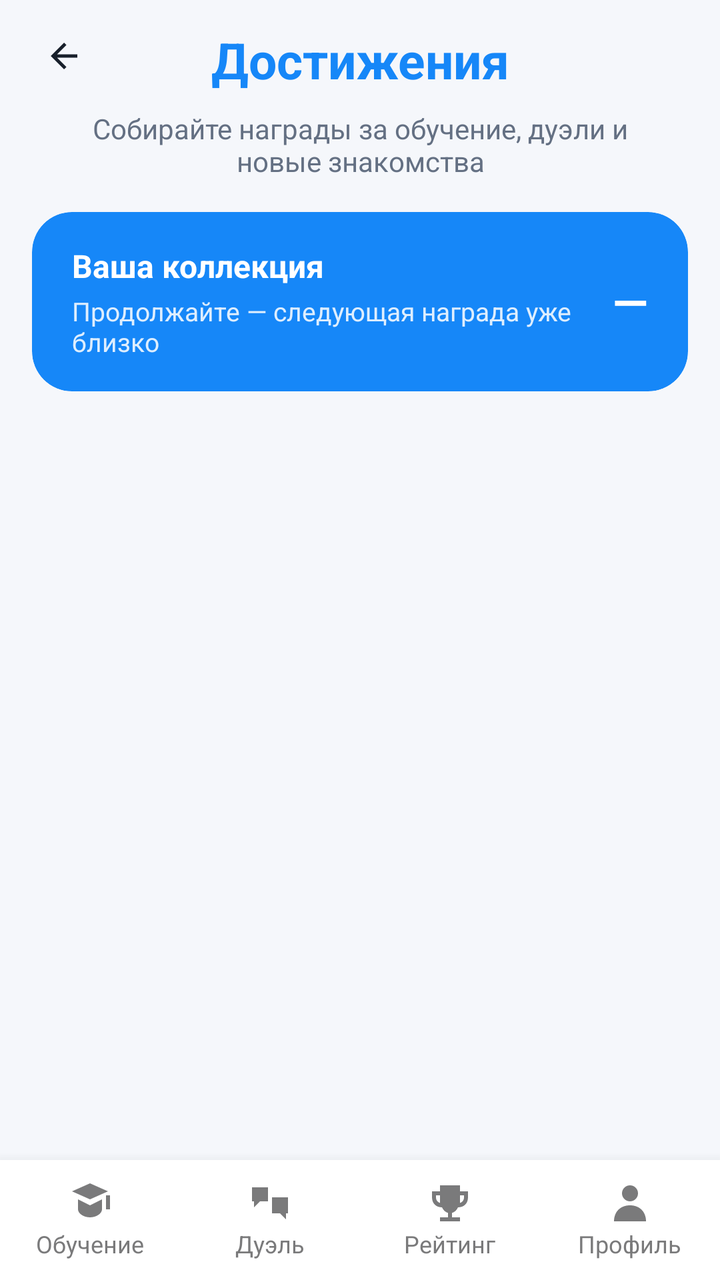
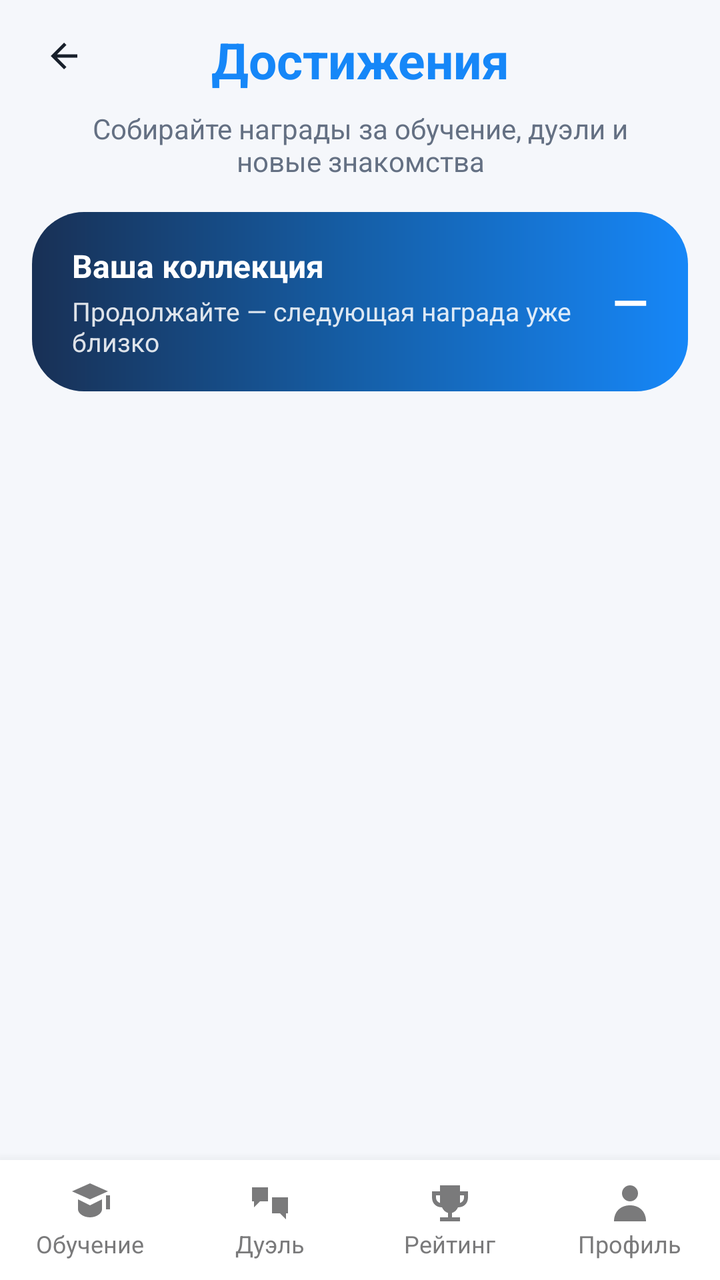

Two renders of the same Android screen: before a commit and after it. Below are the layout's source before the change and the commit's diff.
<!-- AndroidManifest.xml: application theme Theme.Duelingo -->
<!-- res/layout/activity_achievements.xml -->
<?xml version="1.0" encoding="utf-8"?>
<androidx.constraintlayout.widget.ConstraintLayout
    xmlns:android="http://schemas.android.com/apk/res/android"
    xmlns:app="http://schemas.android.com/apk/res-auto"
    android:id="@+id/achievementLayout"
    android:layout_width="match_parent"
    android:layout_height="match_parent"
    android:background="?attr/backgroundColor">

    <com.google.android.material.button.MaterialButton
        android:id="@+id/backButton"
        style="@style/Widget.Material3.Button.IconButton"
        android:layout_width="48dp"
        android:layout_height="48dp"
        android:layout_marginStart="8dp"
        android:layout_marginTop="4dp"
        android:contentDescription="@string/back"
        app:icon="@drawable/ic_arrow_back"
        app:iconTint="?attr/textColor"
        app:layout_constraintStart_toStartOf="parent"
        app:layout_constraintTop_toTopOf="parent" />

    <TextView
        android:id="@+id/achievementTitle"
        android:layout_width="0dp"
        android:layout_height="wrap_content"
        android:layout_marginStart="64dp"
        android:layout_marginTop="13dp"
        android:layout_marginEnd="64dp"
        android:gravity="center"
        android:text="@string/achievements"
        android:textColor="@color/blue_primary"
        app:layout_constraintEnd_toEndOf="parent"
        app:layout_constraintStart_toStartOf="parent"
        app:layout_constraintTop_toTopOf="parent"
        android:textSize="25sp"
        android:textStyle="bold" />

    <TextView
        android:id="@+id/achievementSubtitle"
        android:layout_width="0dp"
        android:layout_height="wrap_content"
        android:layout_marginStart="24dp"
        android:layout_marginTop="8dp"
        android:layout_marginEnd="24dp"
        android:gravity="center"
        android:text="@string/achievements_subtitle"
        android:textColor="?attr/secondaryTextColor"
        android:textSize="14sp"
        app:layout_constraintEnd_toEndOf="parent"
        app:layout_constraintStart_toStartOf="parent"
        app:layout_constraintTop_toBottomOf="@id/achievementTitle" />

    <com.google.android.material.card.MaterialCardView
        android:id="@+id/achievementSummaryCard"
        android:layout_width="0dp"
        android:layout_height="wrap_content"
        android:layout_marginStart="16dp"
        android:layout_marginTop="16dp"
        android:layout_marginEnd="16dp"
        app:cardBackgroundColor="@color/blue_primary"
        app:cardCornerRadius="20dp"
        app:cardElevation="0dp"
        app:layout_constraintEnd_toEndOf="parent"
        app:layout_constraintStart_toStartOf="parent"
        app:layout_constraintTop_toBottomOf="@id/achievementSubtitle">

        <LinearLayout
            android:layout_width="match_parent"
            android:layout_height="wrap_content"
            android:gravity="center_vertical"
            android:orientation="horizontal"
            android:paddingHorizontal="20dp"
            android:paddingVertical="16dp">

            <LinearLayout
                android:layout_width="0dp"
                android:layout_height="wrap_content"
                android:layout_weight="1"
                android:orientation="vertical">

                <TextView
                    android:layout_width="wrap_content"
                    android:layout_height="wrap_content"
                    android:text="@string/achievements_summary_title"
                    android:textColor="@color/white"
                    android:textSize="16sp"
                    android:textStyle="bold" />

                <TextView
                    android:layout_width="wrap_content"
                    android:layout_height="wrap_content"
                    android:layout_marginTop="3dp"
                    android:alpha="0.86"
                    android:text="@string/achievements_summary_caption"
                    android:textColor="@color/white"
                    android:textSize="13sp" />
            </LinearLayout>

            <TextView
                android:id="@+id/achievementSummaryValue"
                android:layout_width="wrap_content"
                android:layout_height="wrap_content"
                android:layout_marginStart="16dp"
                android:text="@string/achievements_summary_empty"
                android:textColor="@color/white"
                android:textSize="23sp"
                android:textStyle="bold" />
        </LinearLayout>
    </com.google.android.material.card.MaterialCardView>

    <androidx.recyclerview.widget.RecyclerView
        android:id="@+id/achievementRecycler"
        android:layout_width="0dp"
        android:layout_height="0dp"
        android:clipToPadding="false"
        android:paddingStart="16dp"
        android:paddingTop="14dp"
        android:paddingEnd="16dp"
        android:paddingBottom="8dp"
        app:layout_constraintTop_toBottomOf="@id/achievementSummaryCard"
        app:layout_constraintBottom_toTopOf="@+id/linearLayout2"
        app:layout_constraintStart_toStartOf="parent"
        app:layout_constraintEnd_toEndOf="parent" />

    <LinearLayout
        android:id="@+id/linearLayout2"
        android:layout_width="match_parent"
        android:layout_height="60dp"
        android:background="?attr/cardBackgroundColor"
        android:elevation="10dp"
        android:orientation="horizontal"
        app:layout_constraintBottom_toBottomOf="parent">

        <LinearLayout
            android:id="@+id/tests"
            android:layout_width="0dp"
            android:layout_height="match_parent"
            android:layout_weight="1"
            android:background="?attr/selectableItemBackgroundBorderless"
            android:gravity="center"
            android:orientation="vertical">

            <FrameLayout
                android:layout_width="wrap_content"
                android:layout_height="wrap_content">

                <ImageView
                    android:id="@+id/testIcon"
                    android:layout_width="24dp"
                    android:layout_height="24dp"
                    android:contentDescription="@string/nav_learning"
                    android:src="@drawable/graduation24" />

                <com.airbnb.lottie.LottieAnimationView
                    android:id="@+id/testAnimation"
                    android:layout_width="24dp"
                    android:layout_height="24dp"
                    android:visibility="gone" />
            </FrameLayout>

            <TextView
                android:id="@+id/testTest"
                android:layout_width="wrap_content"
                android:layout_height="wrap_content"
                android:text="@string/nav_learning"
                android:textColor="#7A7A7B"
                android:textSize="12sp" />
        </LinearLayout>

        
        <LinearLayout
            android:id="@+id/duel"
            android:layout_width="0dp"
            android:layout_height="match_parent"
            android:layout_weight="1"
            android:background="?attr/selectableItemBackgroundBorderless"
            android:gravity="center"
            android:orientation="vertical">

            <FrameLayout
                android:layout_width="wrap_content"
                android:layout_height="wrap_content">

                <ImageView
                    android:id="@+id/mainIcon"
                    android:layout_width="24dp"
                    android:layout_height="24dp"
                    android:contentDescription="@string/nav_duel"
                    android:src="@drawable/swords24" />

                <com.airbnb.lottie.LottieAnimationView
                    android:id="@+id/duelAnimation"
                    android:layout_width="24dp"
                    android:layout_height="24dp"
                    android:visibility="gone" />
            </FrameLayout>

            <TextView
                android:id="@+id/mainTest"
                android:layout_width="wrap_content"
                android:layout_height="wrap_content"
                android:text="@string/nav_duel"
                android:textColor="#7A7A7B"
                android:textSize="12sp" />
        </LinearLayout>

        
        <LinearLayout
            android:id="@+id/leaderboard"
            android:layout_width="0dp"
            android:layout_height="match_parent"
            android:layout_weight="1"
            android:background="?attr/selectableItemBackgroundBorderless"
            android:gravity="center"
            android:orientation="vertical">

            <FrameLayout
                android:layout_width="wrap_content"
                android:layout_height="wrap_content">

                <ImageView
                    android:id="@+id/cupIcon"
                    android:layout_width="24dp"
                    android:layout_height="24dp"
                    android:contentDescription="@string/nav_rank"
                    android:src="@drawable/trophy24" />

                <com.airbnb.lottie.LottieAnimationView
                    android:id="@+id/cupAnimation"
                    android:layout_width="24dp"
                    android:layout_height="24dp"
                    android:visibility="gone" />
            </FrameLayout>

            <TextView
                android:id="@+id/cupTest"
                android:layout_width="wrap_content"
                android:layout_height="wrap_content"
                android:text="@string/nav_rank"
                android:textColor="#7A7A7B"
                android:textSize="12sp" />
        </LinearLayout>

        
        <LinearLayout
            android:id="@+id/profile"
            android:layout_width="0dp"
            android:layout_height="match_parent"
            android:layout_weight="1"
            android:background="?attr/selectableItemBackgroundBorderless"
            android:gravity="center"
            android:orientation="vertical">

            <FrameLayout
                android:layout_width="wrap_content"
                android:layout_height="wrap_content">

                <ImageView
                    android:id="@+id/profileIcon"
                    android:layout_width="24dp"
                    android:layout_height="24dp"
                    android:contentDescription="@string/nav_profile"
                    android:src="@drawable/profile24" />

                <com.airbnb.lottie.LottieAnimationView
                    android:id="@+id/profAnimation"
                    android:layout_width="24dp"
                    android:layout_height="24dp"
                    android:visibility="gone" />
            </FrameLayout>

            <TextView
                android:id="@+id/profileTest"
                android:layout_width="wrap_content"
                android:layout_height="wrap_content"
                android:text="@string/nav_profile"
                android:textColor="#7A7A7B"
                android:textSize="12sp" />
        </LinearLayout>
    </LinearLayout>

</androidx.constraintlayout.widget.ConstraintLayout>
<!-- resources referenced by this layout -->
<resources>
  <color name="blue_primary">#1687F8</color>
  <color name="white">#FFFFFFFF</color>
  <!-- drawable graduation24 (drawable) -->
  <vector xmlns:android="http://schemas.android.com/apk/res/android" android:width="24dp" android:height="24dp" android:viewportWidth="24" android:viewportHeight="24">
      <path android:fillColor="#7A7A7B" android:pathData="M3,6l9,-4 9,4 -9,4zM6,10l6,3 6,-3v5c0,2 -2.7,4 -6,4s-6,-2 -6,-4zM20,8h2v7h-2z" />
  </vector>
  <!-- drawable ic_arrow_back (drawable) -->
  <?xml version="1.0" encoding="utf-8"?>
  <vector xmlns:android="http://schemas.android.com/apk/res/android"
      android:width="24dp"
      android:height="24dp"
      android:viewportWidth="24"
      android:viewportHeight="24">
      <path
          android:fillColor="#FFFFFFFF"
          android:pathData="M20,11H7.83l5.59,-5.59L12,4l-8,8 8,8 1.42,-1.41L7.83,13H20v-2z" />
  </vector>
  <!-- drawable profile24 (drawable) -->
  <vector xmlns:android="http://schemas.android.com/apk/res/android" android:width="24dp" android:height="24dp" android:viewportWidth="24" android:viewportHeight="24">
      <path android:fillColor="#7A7A7B" android:pathData="M12,3a4,4 0,1 0,0 8,4 4,0 0,0 0,-8zM4,21c0,-5 3.4,-8 8,-8s8,3 8,8z" />
  </vector>
  <!-- drawable swords24 (drawable) -->
  <vector xmlns:android="http://schemas.android.com/apk/res/android" android:width="24dp" android:height="24dp" android:viewportWidth="24" android:viewportHeight="24">
      <path android:fillColor="#7A7A7B" android:pathData="M3,4h8v7H7l-3,3v-3H3zM13,9h8v8h-1v3l-3,-3h-4z" />
  </vector>
  <!-- drawable trophy24 (drawable) -->
  <vector xmlns:android="http://schemas.android.com/apk/res/android" android:width="24dp" android:height="24dp" android:viewportWidth="24" android:viewportHeight="24">
      <path android:fillColor="#7A7A7B" android:pathData="M7,3h10v3h4v3c0,3 -2,5 -5,5 -0.6,1.4 -1.7,2.4 -3,2.8V19h4v2H7v-2h4v-2.2c-1.3,-0.4 -2.4,-1.4 -3,-2.8 -3,0 -5,-2 -5,-5V6h4zM5,8v1c0,1.4 0.8,2.4 2,2.8V8zM17,8v3.8c1.2,-0.4 2,-1.4 2,-2.8V8z" />
  </vector>
  <string name="achievements">Достижения</string>
  <string name="achievements_subtitle">Собирайте награды за обучение, дуэли и новые знакомства</string>
  <string name="achievements_summary_caption">Продолжайте — следующая награда уже близко</string>
  <string name="achievements_summary_empty">—</string>
  <string name="achievements_summary_title">Ваша коллекция</string>
  <string name="back">Назад</string>
  <string name="nav_duel">Дуэль</string>
  <string name="nav_learning">Обучение</string>
  <string name="nav_profile">Профиль</string>
  <string name="nav_rank">Рейтинг</string>
  <color name="black">#FF000000</color>
  <color name="background_light">#F5F7FB</color>
  <color name="text_color_light">#18202B</color>
  <color name="secondary_text_light">#647083</color>
  <color name="surface_light">#FFFFFF</color>
  <color name="gray_light">#B3B3B3</color>
  <style name="DuelRush.MaterialButton" parent="Widget.MaterialComponents.Button">
          <item name="android:textSize">16sp</item>
          <item name="android:minHeight">48dp</item>
          <item name="android:textAllCaps">false</item>
          <item name="android:letterSpacing">0</item>
          <item name="android:fontFamily">@font/open_sans_medium</item>
      </style>
  <!-- unchanged entries left out for length: 1 -->
</resources>

<!-- the commit's change to res/layout/activity_achievements.xml (unified diff, before → after) -->
@@ -58,9 +58,10 @@
         android:layout_marginStart="16dp"
         android:layout_marginTop="16dp"
         android:layout_marginEnd="16dp"
-        app:cardBackgroundColor="@color/blue_primary"
+        app:cardBackgroundColor="@android:color/transparent"
         app:cardCornerRadius="20dp"
         app:cardElevation="0dp"
+        android:elevation="6dp"
         app:layout_constraintEnd_toEndOf="parent"
         app:layout_constraintStart_toStartOf="parent"
         app:layout_constraintTop_toBottomOf="@id/achievementSubtitle">
@@ -68,6 +69,7 @@
         <LinearLayout
             android:layout_width="match_parent"
             android:layout_height="wrap_content"
+            android:background="@drawable/bg_premium_gradient"
             android:gravity="center_vertical"
             android:orientation="horizontal"
             android:paddingHorizontal="20dp"
<!-- resource entries referenced after the edit -->
@@ -2,6 +2,12 @@
 <resources>
   <color name="blue_primary">#1687F8</color>
   <color name="white">#FFFFFFFF</color>
+  <!-- drawable bg_premium_gradient (drawable) -->
+  <?xml version="1.0" encoding="utf-8"?>
+  <shape xmlns:android="http://schemas.android.com/apk/res/android" android:shape="rectangle">
+      <gradient android:angle="0" android:startColor="#183055" android:centerColor="#155FA8" android:endColor="#1687F8" />
+      <corners android:radius="26dp" />
+  </shape>
   <!-- drawable graduation24 (drawable) -->
   <vector xmlns:android="http://schemas.android.com/apk/res/android" android:width="24dp" android:height="24dp" android:viewportWidth="24" android:viewportHeight="24">
       <path android:fillColor="#7A7A7B" android:pathData="M3,6l9,-4 9,4 -9,4zM6,10l6,3 6,-3v5c0,2 -2.7,4 -6,4s-6,-2 -6,-4zM20,8h2v7h-2z" />
